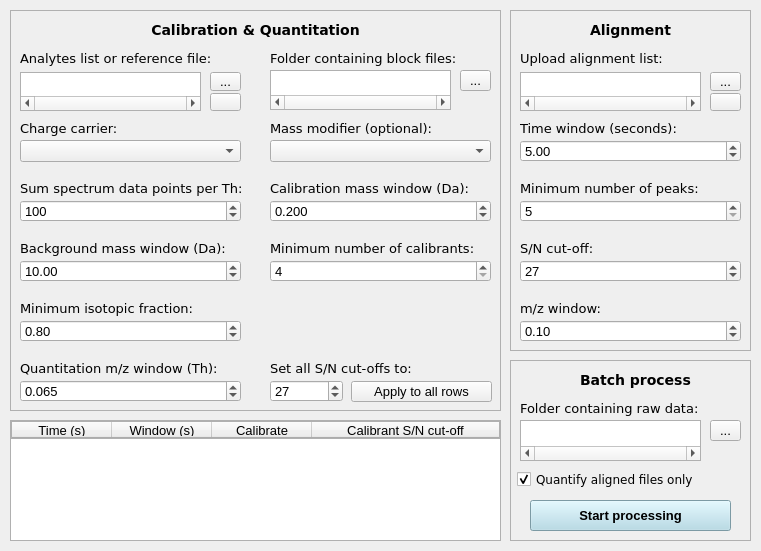
The window that sweet_suite/gui/qtdesigner_files/gui_ms.ui (stainawarijar/SweetSuite) describes before a commit, drawn with Qt 5.
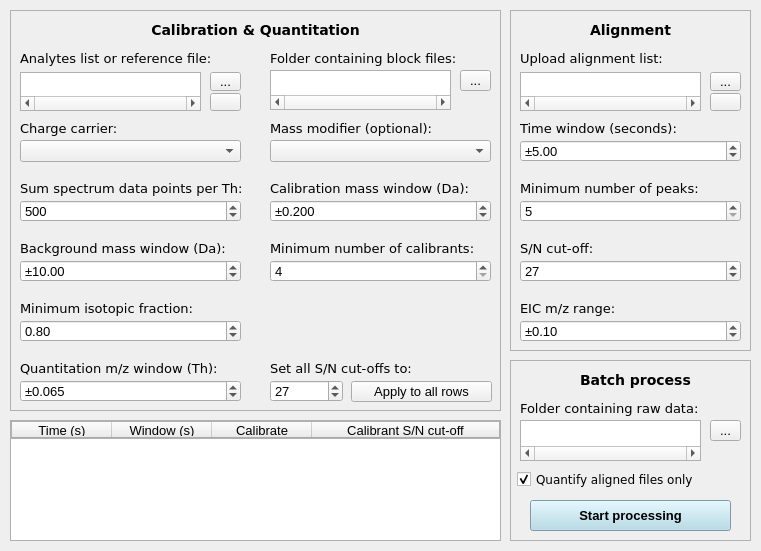
The same window after the commit.

```diff
--- a/sweet_suite/gui/qtdesigner_files/gui_ms.ui
+++ b/sweet_suite/gui/qtdesigner_files/gui_ms.ui
@@ -232,13 +232,16 @@
      </rect>
     </property>
     <property name="minimum">
-     <number>1</number>
+     <number>100</number>
     </property>
     <property name="maximum">
-     <number>1000</number>
+     <number>10000</number>
+    </property>
+    <property name="singleStep">
+     <number>100</number>
     </property>
     <property name="value">
-     <number>100</number>
+     <number>500</number>
     </property>
    </widget>
    <widget class="QLabel" name="label_background_mass_window">
@@ -270,6 +273,9 @@
       <height>22</height>
      </rect>
     </property>
+    <property name="prefix">
+     <string>±</string>
+    </property>
     <property name="maximum">
      <double>100.000000000000000</double>
     </property>
@@ -286,6 +292,9 @@
       <height>22</height>
      </rect>
     </property>
+    <property name="prefix">
+     <string>±</string>
+    </property>
     <property name="decimals">
      <number>3</number>
     </property>
@@ -348,6 +357,9 @@
       <height>22</height>
      </rect>
     </property>
+    <property name="prefix">
+     <string>±</string>
+    </property>
     <property name="decimals">
      <number>3</number>
     </property>
@@ -784,6 +796,9 @@
       <height>22</height>
      </rect>
     </property>
+    <property name="prefix">
+     <string>±</string>
+    </property>
     <property name="value">
      <double>5.000000000000000</double>
     </property>
@@ -893,7 +908,7 @@
      </font>
     </property>
     <property name="text">
-     <string>m/z window:</string>
+     <string>EIC m/z range:</string>
     </property>
    </widget>
    <widget class="QDoubleSpinBox" name="alignment_mz_window">
@@ -905,6 +920,9 @@
       <height>22</height>
      </rect>
     </property>
+    <property name="prefix">
+     <string>±</string>
+    </property>
     <property name="singleStep">
      <double>0.050000000000000</double>
     </property>
```
